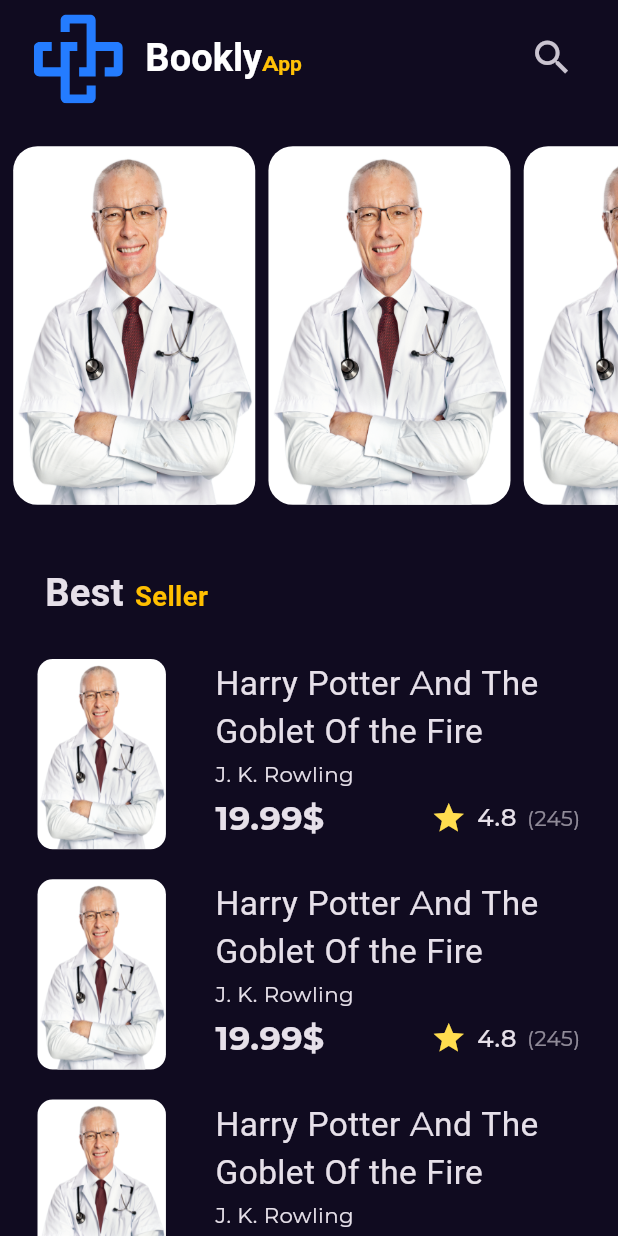
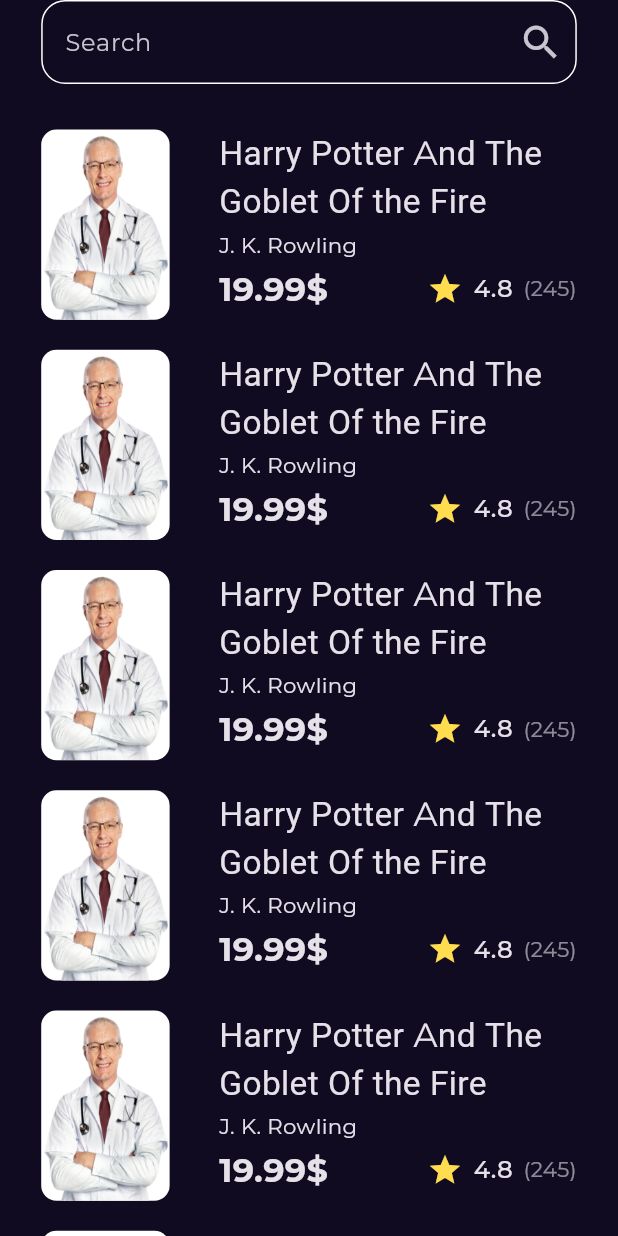
Before and after one commit to NumanSh/BooklyApp, a Flutter app: the screen it shows after launch, after a tap on the "search" icon, on a phone screen of 412 x 824 dp. Run offline on Flutter 3.47's test engine with Material 3 defaults, Android fonts, the phone set to English and light mode, and no system bars; our stand-ins replace flutter_screenutil, flutter_svg, gap, get, google_fonts.

Commit message:
-finishing the search view screnn

```diff
--- a/bookly_app/lib/features/home/presentaion/view/widgets/bestSeller_listView_item.dart
+++ b/bookly_app/lib/features/home/presentaion/view/widgets/bestSeller_listView_item.dart
@@ -7,8 +7,8 @@ import 'package:flutter_screenutil/flutter_screenutil.dart';
 import 'package:gap/gap.dart';
 import 'package:get/get.dart';
 
-class BestSellerListViewItem extends StatelessWidget {
-  const BestSellerListViewItem({super.key});
+class BookListViewItem extends StatelessWidget {
+  const BookListViewItem({super.key});
 
   @override
   Widget build(BuildContext context) {
--- a/bookly_app/lib/features/home/presentaion/view/widgets/best_seller_list_view.dart
+++ b/bookly_app/lib/features/home/presentaion/view/widgets/best_seller_list_view.dart
@@ -16,7 +16,7 @@ class BestSillerListView extends StatelessWidget {
       itemBuilder: (context, index) {
         return const Padding(
           padding: EdgeInsets.symmetric(vertical: 10.0),
-          child: BestSellerListViewItem(),
+          child: BookListViewItem(),
         );
       },
     );
--- a/bookly_app/lib/features/home/presentaion/view/widgets/customize_app_bar.dart
+++ b/bookly_app/lib/features/home/presentaion/view/widgets/customize_app_bar.dart
@@ -3,6 +3,9 @@ import 'package:flutter/material.dart';
 import 'package:flutter_screenutil/flutter_screenutil.dart';
 import 'package:flutter_svg/svg.dart';
 import 'package:gap/gap.dart';
+import 'package:get/get.dart';
+
+import '../../../../search/presentation/views/search_view.dart';
 
 class CustomizeAppBar extends StatelessWidget {
   const CustomizeAppBar({super.key});
@@ -35,7 +38,9 @@ class CustomizeAppBar extends StatelessWidget {
           ),
           const Spacer(),
           IconButton(
-            onPressed: () {},
+            onPressed: () {
+              Get.to(() => const SearchView());
+            },
             icon: const Icon(
               Icons.search,
               size: 30,
--- /dev/null
+++ b/bookly_app/lib/features/search/presentation/views/search_view.dart
@@ -0,0 +1,16 @@
+import 'package:flutter/material.dart';
+
+import 'widgets/search_view_body.dart';
+
+class SearchView extends StatelessWidget {
+  const SearchView({super.key});
+
+  @override
+  Widget build(BuildContext context) {
+    return const SafeArea(
+      child: Scaffold(
+        body: SearchViewBody(),
+      ),
+    );
+  }
+}
--- /dev/null
+++ b/bookly_app/lib/features/search/presentation/views/widgets/custom-search-text-field.dart
@@ -0,0 +1,28 @@
+import 'package:flutter/material.dart';
+
+class CustomSearchTextField extends StatelessWidget {
+  const CustomSearchTextField({super.key});
+
+  @override
+  Widget build(BuildContext context) {
+    return TextField(
+      decoration: InputDecoration(
+        enabledBorder: buildOutLineBorder(),
+        focusedBorder: buildOutLineBorder(),
+        hintText: 'Search',
+        suffixIcon: const Icon(
+          Icons.search,
+          size: 30,
+        ),
+      ),
+    );
+  }
+
+  OutlineInputBorder buildOutLineBorder() {
+    return const OutlineInputBorder(
+        borderSide: BorderSide(color: Colors.white),
+        borderRadius: BorderRadius.all(
+          Radius.circular(16),
+        ));
+  }
+}
--- /dev/null
+++ b/bookly_app/lib/features/search/presentation/views/widgets/search_view_body.dart
@@ -0,0 +1,43 @@
+import 'package:flutter/material.dart';
+import 'package:flutter_screenutil/flutter_screenutil.dart';
+import 'package:gap/gap.dart';
+
+import '../../../../home/presentaion/view/widgets/bestSeller_listView_item.dart';
+import 'custom-search-text-field.dart';
+
+class SearchViewBody extends StatelessWidget {
+  const SearchViewBody({super.key});
+
+  @override
+  Widget build(BuildContext context) {
+    return Padding(
+      padding: EdgeInsets.symmetric(horizontal: 25.0.w),
+      child: Column(
+        children: [
+          const CustomSearchTextField(),
+          Gap(20.h),
+          const Expanded(child: SearchListViewResult()),
+        ],
+      ),
+    );
+  }
+}
+
+class SearchListViewResult extends StatelessWidget {
+  const SearchListViewResult({super.key});
+
+  @override
+  Widget build(BuildContext context) {
+    return ListView.builder(
+      itemCount: 10,
+      padding: EdgeInsets.zero,
+      shrinkWrap: true,
+      itemBuilder: (context, index) {
+        return const Padding(
+          padding: EdgeInsets.symmetric(vertical: 10.0),
+          child: BookListViewItem(),
+        );
+      },
+    );
+  }
+}
```
Also changed, not shown: bookly_app/lib/features/home/domain/entities/book_entity.dart (added).
